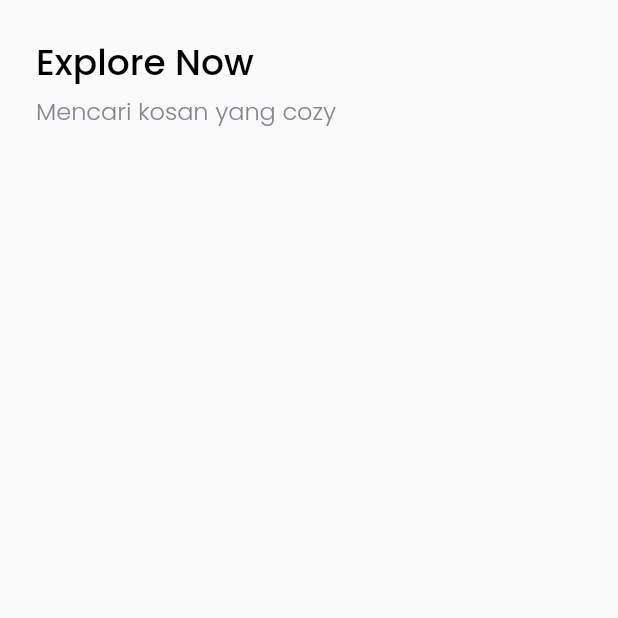
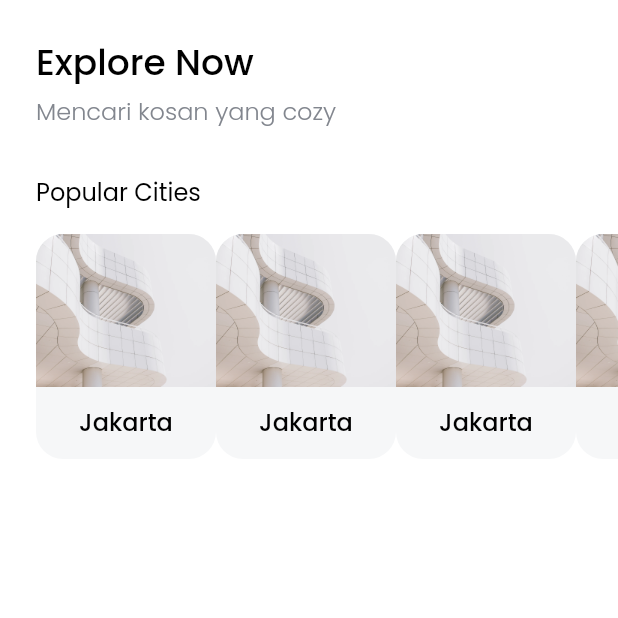
Before and after one commit to dzakybrori/cozy_app, a Flutter app: the HomePage screen opened directly, on a phone screen of 412 x 824 dp, the top half of it. Run offline on Flutter 3.47's test engine with Material 2 defaults, Android fonts, the light colour scheme and no system bars; our stand-ins replace google_fonts.

Commit message:
Home Page - Popular Cities (CityCard).

```diff
--- a/lib/pages/home_page.dart
+++ b/lib/pages/home_page.dart
@@ -1,10 +1,12 @@
 import 'package:flutter/material.dart';
 import 'package:cozy_app/theme.dart';
+import 'package:cozy_app/widgets/city_card.dart';
 
 class HomePage extends StatelessWidget {
   @override
   Widget build(BuildContext context) {
     return Scaffold(
+      backgroundColor: Colors.white,
       body: SafeArea(
         child: Padding(
           padding: EdgeInsets.symmetric(
@@ -40,6 +42,38 @@ class HomePage extends StatelessWidget {
                   ],
                 ),
               ),
+              Padding(
+                padding: EdgeInsets.only(
+                  left: paddingEdge,
+                  bottom: 30,
+                ),
+                child: Column(
+                  crossAxisAlignment: CrossAxisAlignment.start,
+                  children: [
+                    Text(
+                      'Popular Cities',
+                      style: regulerTextStyle,
+                    ),
+                    SizedBox(
+                      height: 16,
+                    ),
+                    Container(
+                      height: 150,
+                      child: ListView(
+                        scrollDirection: Axis.horizontal,
+                        children: [
+                          CityCard(),
+                          CityCard(),
+                          CityCard(),
+                          CityCard(),
+                          CityCard(),
+                          CityCard(),
+                        ],
+                      ),
+                    ),
+                  ],
+                ),
+              ),
             ],
           ),
         ),
--- a/lib/theme.dart
+++ b/lib/theme.dart
@@ -7,6 +7,12 @@ Color greySubTextColor = Color(0XFF7A7E86);
 Color lightGreySubTextColor = Color(0XFF82868E);
 
 double paddingEdge = 24;
+
+TextStyle regulerTextStyle = GoogleFonts.poppins(
+  fontSize: 16,
+  fontWeight: FontWeight.w400,
+  color: Colors.black,
+);
 
 TextStyle titleTextStyle = GoogleFonts.poppins(
   fontWeight: FontWeight.w500,
--- /dev/null
+++ b/lib/widgets/city_card.dart
@@ -0,0 +1,35 @@
+import 'package:cozy_app/theme.dart';
+import 'package:flutter/material.dart';
+
+class CityCard extends StatelessWidget {
+  @override
+  Widget build(BuildContext context) {
+    return ClipRRect(
+      borderRadius: BorderRadius.circular(18),
+      child: Container(
+        height: 150,
+        width: 120,
+        color: Color(0XFFF6F7F8),
+        child: Column(
+          children: [
+            Image.asset(
+              'assets/images/city1_jakarta.png',
+              width: 120,
+              height: 102,
+              fit: BoxFit.cover,
+            ),
+            SizedBox(
+              height: 11,
+            ),
+            Text(
+              'Jakarta',
+              style: titleTextStyle.copyWith(
+                fontSize: 16,
+              ),
+            ),
+          ],
+        ),
+      ),
+    );
+  }
+}
```
